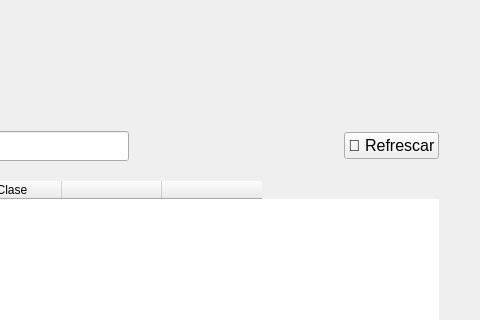
First picture: the form in blustock/ui/screens_uis/clases.ui, repository MaxAPBusiness/Blustock, before the edit; both pictures show x 279 to 759 and y 0 to 320 of the 759 by 475 pixel window.
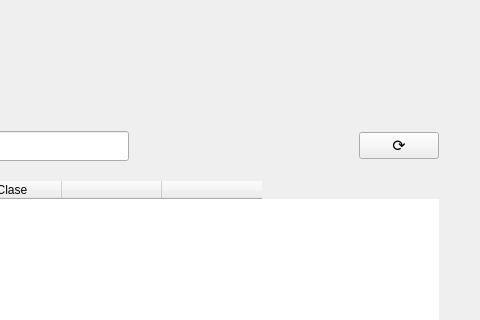
Second picture: the form after the edit. Icons and pictures are not drawn.

Commit message: Rediseñé los botones de refrescar.

```diff
--- a/blustock/ui/screens_uis/clases.ui
+++ b/blustock/ui/screens_uis/clases.ui
@@ -135,7 +135,7 @@
           </font>
          </property>
          <property name="text">
-          <string>🔄 Refrescar</string>
+          <string>⟳</string>
          </property>
         </widget>
        </item>
```
The commit also changes 10 other files.
